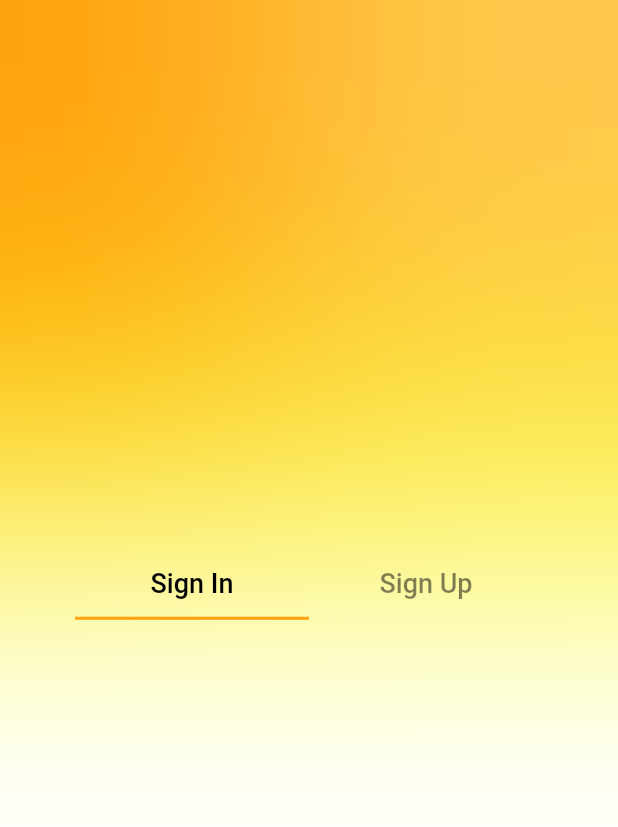
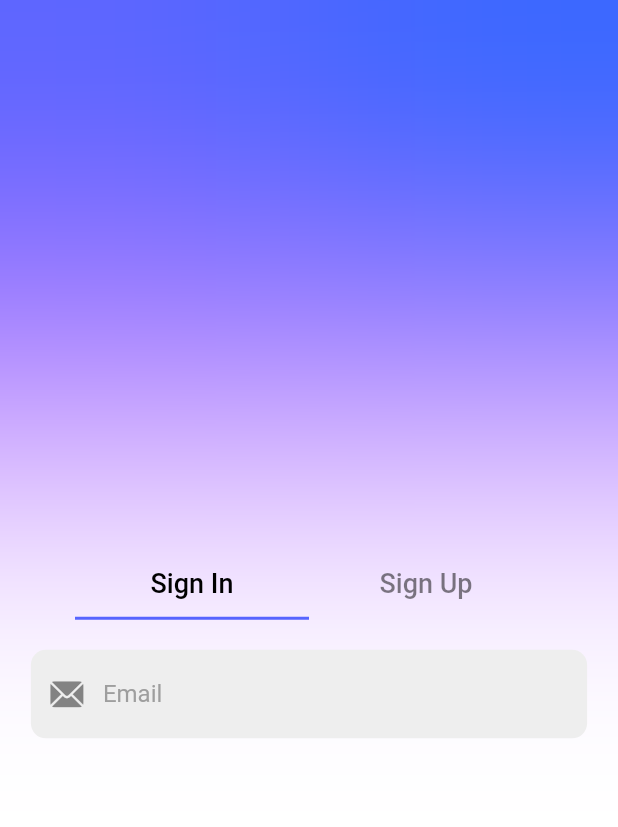
Before and after one commit to Elfeny7/login_auth_bloc, a Flutter app: the screen it shows after launch, on a phone screen of 412 x 824 dp. Shown: the top 827 px of the screen. Run offline on Flutter 3.47's test engine with Material 2 defaults, Android fonts, the phone set to English and light mode, and no system bars; our stand-ins replace bloc, cloud_firestore, equatable, firebase_auth, firebase_core, flutter_bloc; accounts and stored records are empty.

Commit message:
feat: add sign in and make custom textfield

```diff
--- a/lib/app_view.dart
+++ b/lib/app_view.dart
@@ -16,11 +16,11 @@ class MyAppView extends StatelessWidget {
         colorScheme: const ColorScheme.light(
           background: Colors.white,
           onBackground: Colors.black,
-          primary: Color.fromARGB(255, 255, 201, 76),
+          primary: Color.fromARGB(255, 48, 103, 255),
           onPrimary: Colors.black,
-          secondary: Color.fromARGB(255, 255, 162, 12),
+          secondary: Color.fromARGB(255, 87, 101, 255),
           onSecondary: Colors.white,
-          tertiary: Color.fromARGB(255, 247, 255, 18),
+          tertiary: Color.fromARGB(255, 189, 119, 255),
           error: Colors.red,
           outline: Color.fromARGB(255, 50, 50, 50),
         ),
--- /dev/null
+++ b/lib/screens/auth/components/my_text_field.dart
@@ -0,0 +1,61 @@
+import 'package:flutter/material.dart';
+
+class MyTextField extends StatelessWidget {
+  final TextEditingController controller;
+  final String hintText;
+  final bool obsecureText;
+  final TextInputType keyboardType;
+  final Widget? suffixIcon;
+  final VoidCallback? onTap;
+  final Widget? prefixIcon;
+  final String? Function(String?)? validator;
+  final FocusNode? focusNode;
+  final String? errorMsg;
+  final String? Function(String?)? onChanged;
+
+  const MyTextField({
+    super.key,
+    required this.controller,
+    required this.hintText,
+    required this.obsecureText,
+    required this.keyboardType,
+    this.suffixIcon,
+    this.onTap,
+    this.prefixIcon,
+    this.validator,
+    this.focusNode,
+    this.errorMsg,
+    this.onChanged,
+  });
+
+  @override
+  Widget build(BuildContext context) {
+    return TextFormField(
+      validator: validator,
+      controller: controller,
+      obscureText: obsecureText,
+      keyboardType: keyboardType,
+      focusNode: focusNode,
+      onTap: onTap,
+      textInputAction: TextInputAction.next,
+      onChanged: onChanged,
+      decoration: InputDecoration(
+        suffixIcon: suffixIcon,
+        prefixIcon: prefixIcon,
+        enabledBorder: OutlineInputBorder(
+          borderRadius: BorderRadius.circular(10),
+          borderSide: const BorderSide(color: Colors.transparent),
+        ),
+        focusedBorder: OutlineInputBorder(
+          borderRadius: BorderRadius.circular(20),
+          borderSide: BorderSide(color: Theme.of(context).colorScheme.primary),
+        ),
+        fillColor: Colors.grey.shade200,
+        filled: true,
+        hintText: hintText,
+        hintStyle: TextStyle(color: Colors.grey[500]),
+        errorText: errorMsg,
+      ),
+    );
+  }
+}
--- /dev/null
+++ b/lib/screens/auth/sign_in_screen.dart
@@ -0,0 +1,51 @@
+import 'package:flutter/cupertino.dart';
+import 'package:flutter/material.dart';
+import 'package:login_auth_bloc/screens/auth/components/my_text_field.dart';
+
+class SignInScreen extends StatefulWidget {
+  const SignInScreen({super.key});
+
+  @override
+  State<SignInScreen> createState() => _SignInScreenState();
+}
+
+class _SignInScreenState extends State<SignInScreen> {
+  final passwordController = TextEditingController();
+  final emailController = TextEditingController();
+  final _formKey = GlobalKey<FormState>();
+  bool signInRequired = false;
+  IconData iconPassword = CupertinoIcons.eye_fill;
+  bool obsecurePassword = true;
+  String? _errorMsg;
+
+  @override
+  Widget build(BuildContext context) {
+    return Form(
+      key: _formKey,
+      child: Column(
+        children: [
+          const SizedBox(height: 20),
+          SizedBox(
+            width: MediaQuery.of(context).size.width * 0.9,
+            child: MyTextField(
+              controller: emailController,
+              hintText: 'Email',
+              obsecureText: false,
+              keyboardType: TextInputType.emailAddress,
+              prefixIcon: const Icon(CupertinoIcons.mail_solid),
+              errorMsg: _errorMsg,
+              validator: (val) {
+                if (val!.isEmpty) {
+                  return 'Email is empty';
+                } else if (!emailRexExp.hasMatch(val)) {
+                  return 'Email is not valid';
+                }
+                return null;
+              },
+            ),
+          ),
+        ],
+      ),
+    );
+  }
+}
--- a/lib/screens/auth/welcome_screen.dart
+++ b/lib/screens/auth/welcome_screen.dart
@@ -1,6 +1,7 @@
 import 'dart:ui';
 
 import 'package:flutter/material.dart';
+import 'package:login_auth_bloc/screens/auth/sign_in_screen.dart';
 
 class WelcomeScreen extends StatefulWidget {
   const WelcomeScreen({super.key});
@@ -29,7 +30,7 @@ class _WelcomeScreenState extends State<WelcomeScreen>
           child: Stack(
             children: [
               Align(
-                alignment: const AlignmentDirectional(20, -1.2),
+                alignment: const AlignmentDirectional(0, -1.5),
                 child: Container(
                   width: MediaQuery.of(context).size.width,
                   height: MediaQuery.of(context).size.width,
@@ -39,20 +40,20 @@ class _WelcomeScreenState extends State<WelcomeScreen>
                 ),
               ),
               Align(
-                alignment: const AlignmentDirectional(-2.7, -1.2),
+                alignment: const AlignmentDirectional(-1, -1.4),
                 child: Container(
-                  width: MediaQuery.of(context).size.width / 1.3,
-                  height: MediaQuery.of(context).size.width / 1.3,
+                  width: MediaQuery.of(context).size.width / 2,
+                  height: MediaQuery.of(context).size.width / 1.5,
                   decoration: BoxDecoration(
                     color: Theme.of(context).colorScheme.secondary,
                   ),
                 ),
               ),
               Align(
-                alignment: const AlignmentDirectional(2.7, -1.2),
+                alignment: const AlignmentDirectional(1, -1.4),
                 child: Container(
-                  width: MediaQuery.of(context).size.width / 1.3,
-                  height: MediaQuery.of(context).size.width / 1.3,
+                  width: MediaQuery.of(context).size.width / 2,
+                  height: MediaQuery.of(context).size.width / 1.5,
                   decoration: BoxDecoration(
                     color: Theme.of(context).colorScheme.primary,
                   ),
@@ -76,7 +77,8 @@ class _WelcomeScreenState extends State<WelcomeScreen>
                               .colorScheme
                               .onBackground
                               .withOpacity(0.5),
-                          labelColor: Theme.of(context).colorScheme.onBackground,
+                          labelColor:
+                              Theme.of(context).colorScheme.onBackground,
                           tabs: const [
                             Padding(
                               padding: EdgeInsets.all(12.0),
@@ -103,7 +105,7 @@ class _WelcomeScreenState extends State<WelcomeScreen>
                         child: TabBarView(
                           controller: tabController,
                           children: [
-                            Container(),
+                            const SignInScreen(),
                             Container(),
                           ],
                         ),
--- a/pubspec.yaml
+++ b/pubspec.yaml
@@ -8,6 +8,7 @@ environment:
 
 dependencies:
   bloc: ^8.1.2
+  cupertino_icons: ^1.0.6
   equatable: ^2.0.5
   firebase_auth: ^4.16.0
   firebase_core: ^2.24.2
```
Also changed, not shown: lib/screens/auth/sign_up_screen.dart (added), pubspec.lock.
